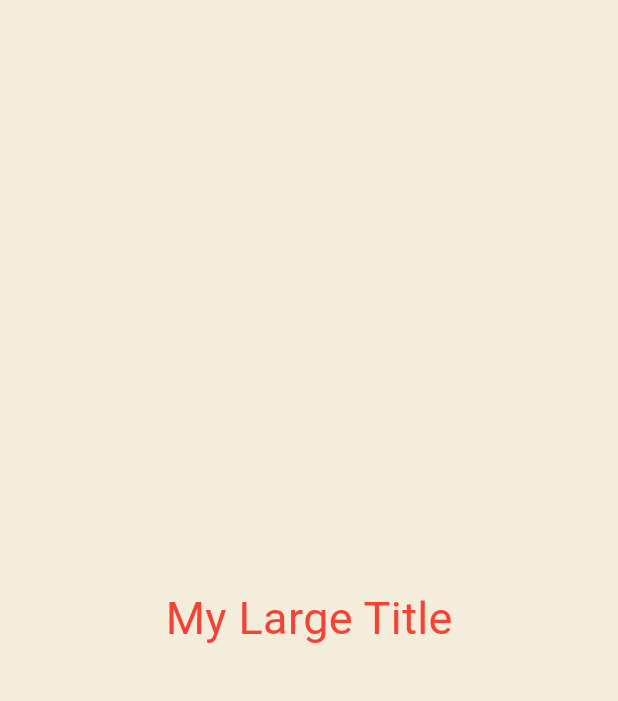
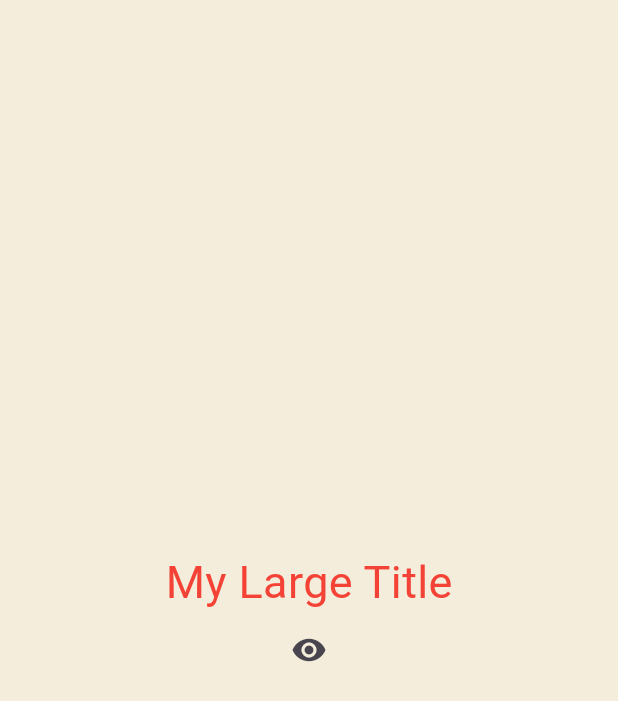
Before and after one commit to dabang906/study_4, a Flutter app: the screen it shows after launch, on a phone screen of 412 x 824 dp. Shown: the top 701 px of the screen. Run offline on Flutter 3.47's test engine with Material 3 defaults, Android fonts, the phone set to English and light mode, and no system bars.

Commit message:
챕터4 스터디 끝

```diff
--- a/lib/main.dart
+++ b/lib/main.dart
@@ -12,6 +12,14 @@ class App extends StatefulWidget {
 }
 
 class _AppState extends State<App> {
+  bool showTitle = true;
+
+  void toggleTitle() {
+    setState(() {
+      showTitle = !showTitle;
+    });
+  }
+
   @override
   Widget build(BuildContext context) {
     return MaterialApp(
@@ -22,13 +30,17 @@ class _AppState extends State<App> {
           ),
         ),
       ),
-      home: const Scaffold(
-        backgroundColor: Color(0xFFF4EDDB),
+      home: Scaffold(
+        backgroundColor: const Color(0xFFF4EDDB),
         body: Center(
           child: Column(
             mainAxisAlignment: MainAxisAlignment.center,
             children: [
-              MyLargeTitle(),
+              showTitle ? const MyLargeTitle() : const Text('nothing'),
+              IconButton(
+                onPressed: toggleTitle,
+                icon: const Icon(Icons.remove_red_eye),
+              )
             ],
           ),
         ),
@@ -48,13 +60,22 @@ class MyLargeTitle extends StatefulWidget {
 
 class _MyLargeTitleState extends State<MyLargeTitle> {
   int count = 0;
+
   @override
   void initState() {
     super.initState();
+    print('Hello!');
+  }
+
+  @override
+  void dispose() {
+    super.dispose();
+    print("dispose!");
   }
 
   @override
   Widget build(BuildContext context) {
+    print('Build');
     return Text(
       'My Large Title',
       style: TextStyle(
```
